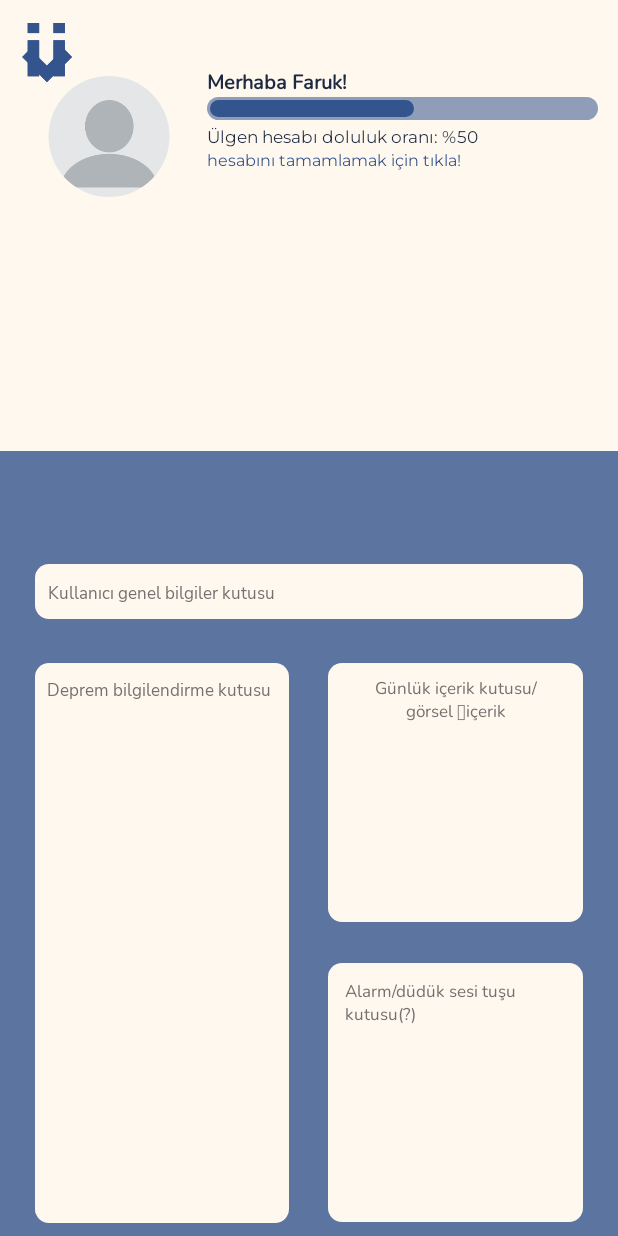
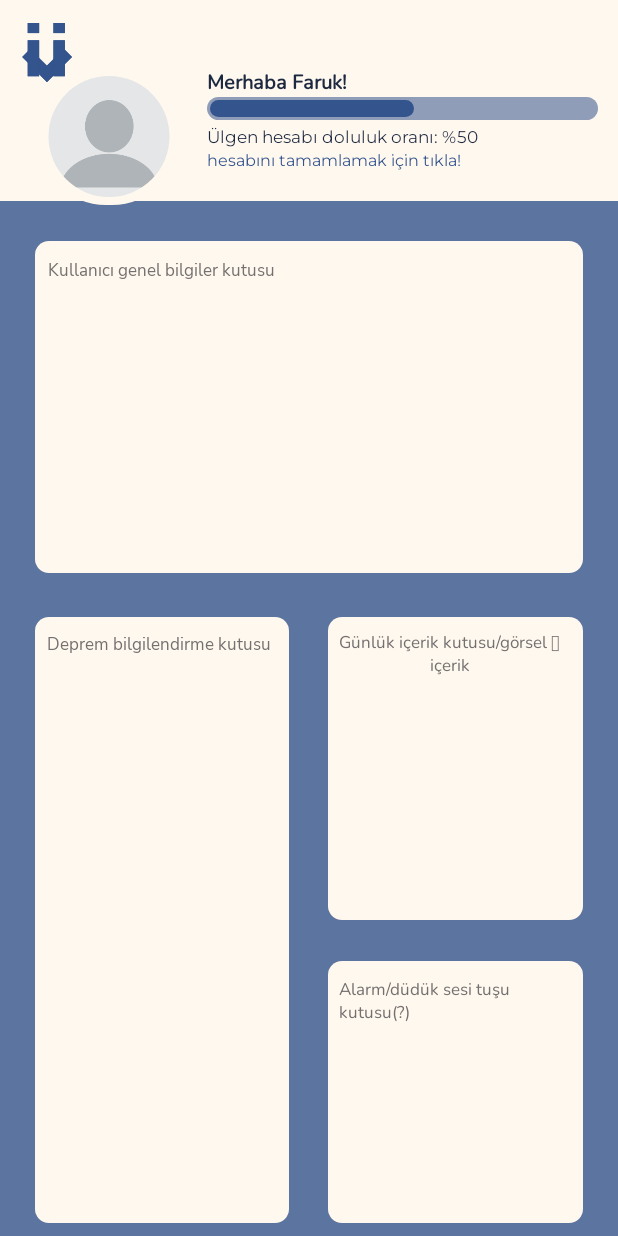
Before and after one commit to UlgenApp/ulgen-android, an Android app: the layout fragment_home_screen.xml on its own in the app's theme, with its tools: preview values and no code run, on a phone screen of 412 x 824 dp. Run offline under Robolectric (Android 15) with nearby library versions, the phone set to English and light mode, and no system bars.

Commit message:
Small homeScreen adjustments.

```diff
--- /dev/null
+++ b/app/src/main/res/drawable/baseline_table_rows_24.xml
@@ -0,0 +1,5 @@
+<vector android:height="24dp" android:tint="#000000"
+    android:viewportHeight="24" android:viewportWidth="24"
+    android:width="24dp" xmlns:android="http://schemas.android.com/apk/res/android">
+    <path android:fillColor="@android:color/white" android:pathData="M21,8H3V4h18V8zM21,10H3v4h18V10zM21,16H3v4h18V16z"/>
+</vector>
--- a/app/src/main/res/layout/fragment_home_screen.xml
+++ b/app/src/main/res/layout/fragment_home_screen.xml
@@ -28,135 +28,9 @@
                 android:layout_height="match_parent">
 
                 <LinearLayout
-                    android:id="@+id/linearColumnone"
-                    style="@style/groupStyleindigo_700_cc"
-                    android:layout_width="match_parent"
-                    android:layout_height="wrap_content"
-                    android:layout_gravity="bottom|start"
-                    android:layout_marginTop="@dimen/_10pxv"
-                    android:orientation="vertical">
-
-                    <LinearLayout
-                        android:id="@+id/linearColumnkullancgenel"
-                        style="@style/groupStyleyellow_51cornerRadius"
-                        android:layout_width="match_parent"
-                        android:layout_height="wrap_content"
-                        android:layout_marginStart="@dimen/_24pxh"
-                        android:layout_marginTop="@dimen/_85pxv"
-                        android:layout_marginEnd="@dimen/_24pxh"
-                        android:gravity="center_horizontal"
-                        android:orientation="vertical">
-
-                        <TextView
-                            android:id="@+id/txtKullancgenel"
-                            style="@style/txtNunitoSansregular12"
                     android:layout_width="match_parent"
                     android:layout_height="match_parent"
-                            android:layout_marginStart="@dimen/_9pxh"
-                            android:layout_marginTop="@dimen/_13pxv"
-                            android:layout_marginEnd="@dimen/_9pxh"
-                            android:layout_marginBottom="@dimen/_9pxh"
-                            android:ellipsize="end"
-                            android:gravity="start"
-                            android:singleLine="false"
-                            android:text="Scientists' research has revealed that viruses are by far the most abundant life forms on Earth. There are a million times more viruses on the planet than stars in the universe."
-                            tools:text="@string/msg_kullan_c_genel" />
-                    </LinearLayout>
-
-                    <LinearLayout
-                        android:id="@+id/linearRowdeprembilgilen"
-                        android:layout_width="match_parent"
-                        android:layout_height="wrap_content"
-                        android:layout_marginStart="@dimen/_24pxh"
-                        android:layout_marginTop="@dimen/_33pxv"
-                        android:layout_marginEnd="@dimen/_24pxh"
-                        android:layout_marginBottom="@dimen/_10pxv"
-                        android:orientation="horizontal">
-
-                        <LinearLayout
-                            android:id="@+id/linearColumndeprembilgilen"
-                            style="@style/groupStyleyellow_51cornerRadius"
-                            android:layout_width="0dp"
-                            android:layout_height="wrap_content"
-                            android:layout_weight="0.5"
-                            android:gravity="center_horizontal"
                     android:orientation="vertical">
-
-                            <TextView
-                                android:id="@+id/txtDeprembilgilen"
-                                style="@style/txtNunitoSansregular12"
-                                android:layout_width="match_parent"
-                                android:layout_height="match_parent"
-                                android:layout_marginStart="@dimen/_9pxh"
-                                android:layout_marginTop="@dimen/_11pxv"
-                                android:layout_marginEnd="@dimen/_11pxh"
-                                android:layout_marginBottom="@dimen/_390pxv"
-                                android:ellipsize="end"
-                                android:gravity="center_horizontal"
-                                android:singleLine="false"
-                                android:text="@string/msg_deprem_bilgilen"
-                                tools:text="@string/msg_deprem_bilgilen" />
-                        </LinearLayout>
-
-                        <LinearLayout
-                            android:id="@+id/linearColumn"
-                            android:layout_width="0dp"
-                            android:layout_height="wrap_content"
-                            android:layout_marginStart="@dimen/_27pxh"
-                            android:layout_weight="0.5"
-                            android:gravity="start"
-                            android:orientation="vertical">
-
-                            <LinearLayout
-                                android:id="@+id/linearColumngnlkierikk"
-                                style="@style/groupStyleyellow_51cornerRadius"
-                                android:layout_width="match_parent"
-                                android:layout_height="wrap_content"
-                                android:gravity="center_horizontal"
-                                android:orientation="vertical">
-
-                                <TextView
-                                    android:id="@+id/txtGnlkierikk"
-                                    style="@style/txtNunitoregular12"
-                                    android:layout_width="match_parent"
-                                    android:layout_height="match_parent"
-                                    android:layout_marginStart="@dimen/_13pxh"
-                                    android:layout_marginTop="@dimen/_10pxv"
-                                    android:layout_marginEnd="@dimen/_13pxh"
-                                    android:layout_marginBottom="@dimen/_149pxv"
-                                    android:gravity="center_horizontal"
-                                    android:singleLine="false"
-                                    android:text="@string/msg_g_nl_k_i_erik_k"
-                                    tools:text="@string/msg_g_nl_k_i_erik_k" />
-                            </LinearLayout>
-
-                            <LinearLayout
-                                android:id="@+id/linearColumnalarmddkses"
-                                style="@style/groupStyleyellow_51cornerRadius"
-                                android:layout_width="match_parent"
-                                android:layout_height="wrap_content"
-                                android:layout_marginTop="@dimen/_31pxv"
-                                android:gravity="center_horizontal"
-                                android:orientation="vertical">
-
-                                <TextView
-                                    android:id="@+id/txtAlarmddkses"
-                                    style="@style/txtNunitoregular12"
-                                    android:layout_width="match_parent"
-                                    android:layout_height="match_parent"
-                                    android:layout_marginStart="@dimen/_12pxh"
-                                    android:layout_marginTop="@dimen/_12pxv"
-                                    android:layout_marginEnd="@dimen/_12pxh"
-                                    android:layout_marginBottom="@dimen/_147pxv"
-                                    android:gravity="start"
-                                    android:singleLine="false"
-                                    android:text="@string/msg_alarm_d_d_k_ses"
-                                    tools:text="@string/msg_alarm_d_d_k_ses" />
-                            </LinearLayout>
-                        </LinearLayout>
-                    </LinearLayout>
-
-                </LinearLayout>
 
                     <androidx.appcompat.widget.Toolbar
                         android:id="@+id/toolbarToolbar"
@@ -265,6 +139,143 @@
                     </androidx.appcompat.widget.Toolbar>
 
                     <LinearLayout
+                        android:id="@+id/linearColumnone"
+                        style="@style/groupStyleindigo_700_cc"
+                        android:layout_width="match_parent"
+                        android:layout_height="match_parent"
+                        android:layout_gravity="start"
+                        android:layout_marginTop="@dimen/_10pxv"
+                        android:orientation="vertical">
+
+                        <LinearLayout
+                            android:id="@+id/linearColumnkullancgenel"
+                            style="@style/groupStyleyellow_51cornerRadius"
+                            android:layout_width="match_parent"
+                            android:layout_height="wrap_content"
+                            android:layout_marginStart="@dimen/_24pxh"
+                            android:layout_marginTop="@dimen/_30pxv"
+                            android:layout_marginEnd="@dimen/_24pxh"
+                            android:gravity="center_horizontal"
+                            android:layout_weight="2"
+                            android:orientation="vertical">
+
+                            <TextView
+                                android:id="@+id/txtKullancgenel"
+                                style="@style/txtNunitoSansregular12"
+                                android:layout_width="match_parent"
+                                android:layout_height="match_parent"
+                                android:layout_marginStart="@dimen/_9pxh"
+                                android:layout_marginTop="@dimen/_13pxv"
+                                android:layout_marginEnd="@dimen/_9pxh"
+                                android:layout_marginBottom="@dimen/_9pxh"
+                                android:ellipsize="end"
+                                android:gravity="start"
+                                android:singleLine="false"
+                                android:text="@string/msg_kullan_c_genel"
+                                tools:text="@string/msg_kullan_c_genel" />
+                        </LinearLayout>
+
+                        <LinearLayout
+                            android:id="@+id/linearRowdeprembilgilen"
+                            android:layout_width="match_parent"
+                            android:layout_height="wrap_content"
+                            android:layout_marginStart="@dimen/_24pxh"
+                            android:layout_marginTop="@dimen/_33pxv"
+                            android:layout_marginEnd="@dimen/_24pxh"
+                            android:layout_marginBottom="@dimen/_10pxv"
+                            android:layout_weight="3"
+                            android:orientation="horizontal">
+
+                            <LinearLayout
+                                android:id="@+id/linearColumndeprembilgilen"
+                                style="@style/groupStyleyellow_51cornerRadius"
+                                android:layout_width="0dp"
+                                android:layout_height="match_parent"
+                                android:layout_weight="0.5"
+                                android:gravity="center_horizontal"
+                                android:orientation="vertical">
+
+                                <TextView
+                                    android:id="@+id/txtDeprembilgilen"
+                                    style="@style/txtNunitoSansregular12"
+                                    android:layout_width="match_parent"
+                                    android:layout_height="match_parent"
+                                    android:layout_marginStart="@dimen/_9pxh"
+                                    android:layout_marginTop="@dimen/_11pxv"
+                                    android:layout_marginEnd="@dimen/_11pxh"
+                                    android:layout_marginBottom="@dimen/_9pxh"
+                                    android:ellipsize="end"
+                                    android:gravity="center_horizontal"
+                                    android:singleLine="false"
+                                    android:text="@string/msg_deprem_bilgilen"
+                                    tools:text="@string/msg_deprem_bilgilen" />
+                            </LinearLayout>
+
+                            <LinearLayout
+                                android:id="@+id/linearColumn"
+                                android:layout_width="0dp"
+                                android:layout_height="match_parent"
+                                android:layout_marginStart="@dimen/_27pxh"
+                                android:layout_weight="0.5"
+                                android:gravity="start"
+                                android:orientation="vertical">
+
+                                <LinearLayout
+                                    android:id="@+id/linearColumngnlkierikk"
+                                    style="@style/groupStyleyellow_51cornerRadius"
+                                    android:layout_width="match_parent"
+                                    android:layout_height="match_parent"
+                                    android:gravity="center_horizontal"
+                                    android:layout_weight="1"
+                                    android:orientation="vertical">
+
+                                    <TextView
+                                        android:id="@+id/txtGnlkierikk"
+                                        style="@style/txtNunitoregular12"
+                                        android:layout_width="match_parent"
+                                        android:layout_height="match_parent"
+                                        android:layout_marginStart="@dimen/_9pxh"
+                                        android:layout_marginTop="@dimen/_10pxv"
+                                        android:layout_marginEnd="@dimen/_13pxh"
+                                        android:layout_marginBottom="@dimen/_9pxh"
+                                        android:gravity="center_horizontal"
+                                        android:singleLine="false"
+                                        android:text="@string/msg_g_nl_k_i_erik_k"
+                                        tools:text="@string/msg_g_nl_k_i_erik_k" />
+                                </LinearLayout>
+
+                                <LinearLayout
+                                    android:id="@+id/linearColumnalarmddkses"
+                                    style="@style/groupStyleyellow_51cornerRadius"
+                                    android:layout_width="match_parent"
+                                    android:layout_height="match_parent"
+                                    android:layout_marginTop="@dimen/_31pxv"
+                                    android:gravity="center_horizontal"
+                                    android:layout_weight="1"
+                                    android:orientation="vertical">
+
+                                    <TextView
+                                        android:id="@+id/txtAlarmddkses"
+                                        style="@style/txtNunitoregular12"
+                                        android:layout_width="match_parent"
+                                        android:layout_height="match_parent"
+                                        android:layout_marginStart="@dimen/_9pxh"
+                                        android:layout_marginTop="@dimen/_12pxv"
+                                        android:layout_marginEnd="@dimen/_12pxh"
+                                        android:layout_marginBottom="@dimen/_9pxh"
+                                        android:gravity="start"
+                                        android:singleLine="false"
+                                        android:text="@string/msg_alarm_d_d_k_ses"
+                                        tools:text="@string/msg_alarm_d_d_k_ses" />
+                                </LinearLayout>
+                            </LinearLayout>
+                        </LinearLayout>
+
+                    </LinearLayout>
+
+                </LinearLayout>
+
+                <LinearLayout
                     android:id="@+id/linearColumnblankprofilep"
                     style="@style/groupStyleyellow_1"
                     android:layout_width="wrap_content"
--- a/app/src/main/res/menu/bottom_nav_menu.xml
+++ b/app/src/main/res/menu/bottom_nav_menu.xml
@@ -2,7 +2,7 @@
 <menu xmlns:android="http://schemas.android.com/apk/res/android">
     <item
         android:id="@+id/kandilliTableFragment"
-        android:icon="@drawable/ic_launcher_foreground"
+        android:icon="@drawable/baseline_table_rows_24"
         android:title="Earthquake Table" />
     <item
         android:id="@+id/emptyFragment"
```
Lines whose indentation alone changed are shown as unchanged.
